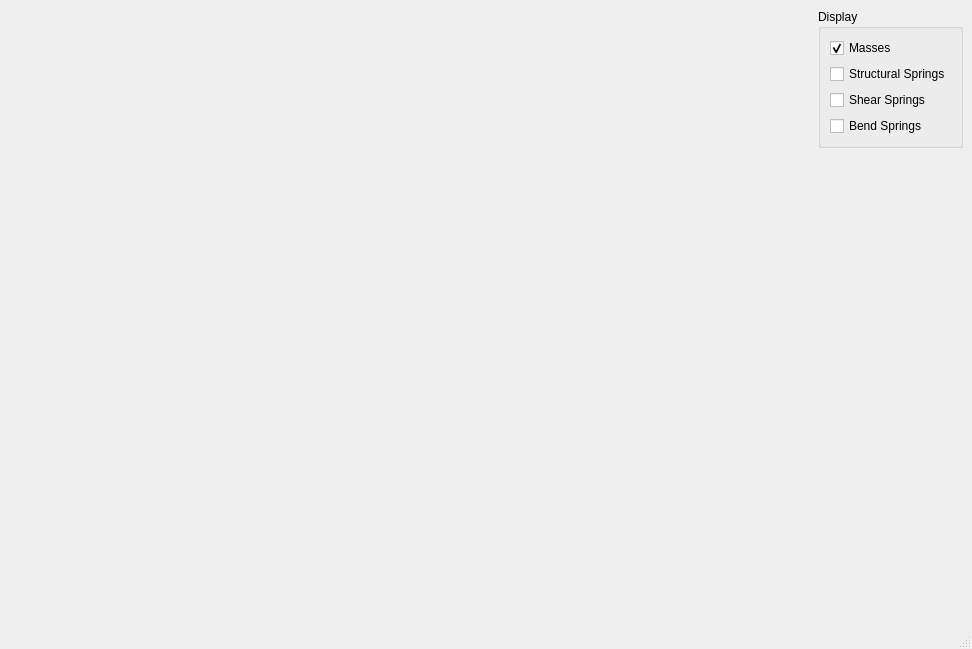
jw0z96/STAMassSpring, file ui/MainWindow.ui: the form before one commit.
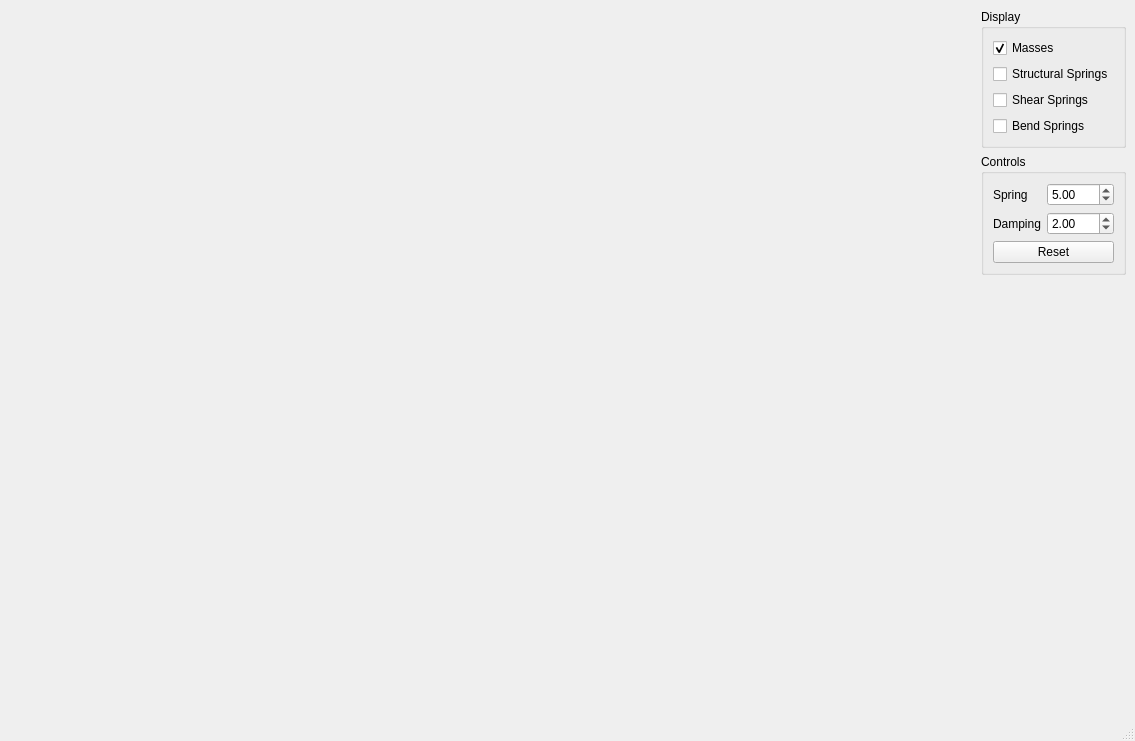
The form after the commit.

Commit message: added gui control for spring and damping constants

```diff
--- a/ui/MainWindow.ui
+++ b/ui/MainWindow.ui
@@ -6,8 +6,8 @@
    <rect>
     <x>0</x>
     <y>0</y>
-    <width>972</width>
-    <height>649</height>
+    <width>1135</width>
+    <height>741</height>
    </rect>
   </property>
   <property name="windowTitle">
@@ -57,6 +57,54 @@
         </layout>
        </widget>
       </item>
+      <item>
+       <widget class="QGroupBox" name="physicsControlsGB">
+        <property name="title">
+         <string>Controls</string>
+        </property>
+        <layout class="QGridLayout" name="gridLayout_3">
+         <item row="0" column="0">
+          <layout class="QFormLayout" name="formLayout">
+           <item row="0" column="1">
+            <widget class="QDoubleSpinBox" name="springConstantSpinBox">
+             <property name="value">
+              <double>5.000000000000000</double>
+             </property>
+            </widget>
+           </item>
+           <item row="1" column="1">
+            <widget class="QDoubleSpinBox" name="dampingConstantSpinBox">
+             <property name="value">
+              <double>2.000000000000000</double>
+             </property>
+            </widget>
+           </item>
+           <item row="0" column="0">
+            <widget class="QLabel" name="springConstantLabel">
+             <property name="text">
+              <string>Spring</string>
+             </property>
+            </widget>
+           </item>
+           <item row="1" column="0">
+            <widget class="QLabel" name="dampingConstantLabel">
+             <property name="text">
+              <string>Damping</string>
+             </property>
+            </widget>
+           </item>
+          </layout>
+         </item>
+         <item row="6" column="0">
+          <widget class="QPushButton" name="resetJelloPushButton">
+           <property name="text">
+            <string>Reset</string>
+           </property>
+          </widget>
+         </item>
+        </layout>
+       </widget>
+      </item>
       <item>
        <spacer name="verticalSpacer">
         <property name="orientation">
```
Left out of the diff: 2 changed lines with no effect on the pictures. The commit also changes 6 other files.
